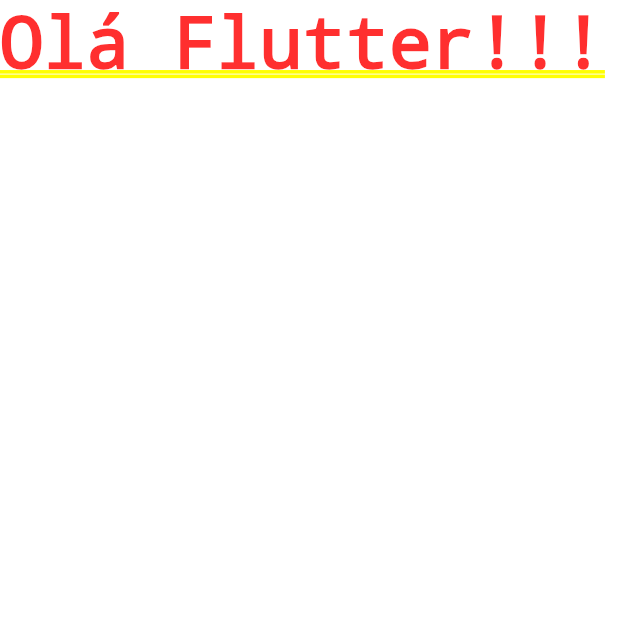
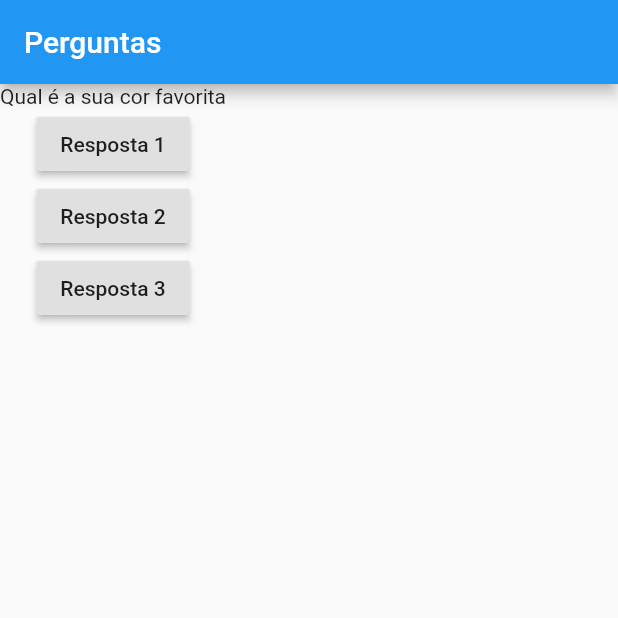
Before and after one commit to Hdlara/Projeto_perguntas, a Flutter app: the screen it shows after launch, on a phone screen of 412 x 824 dp, the top half of it. Run offline on Flutter 3.47's test engine with Material 2 defaults, Android fonts, the phone set to English and light mode, and no system bars.

```diff
--- a/lib/main.dart
+++ b/lib/main.dart
@@ -4,10 +4,52 @@ main() {
   runApp(new PerguntaApp());
 }
 
-class PerguntaApp extends StatelessWidget {
+class _PerguntaAppState extends State<PerguntaApp> {
+  var _perguntaSelecionada = 0;
+
+  void _responder() {
+    setState(() {
+      _perguntaSelecionada++;
+      print(_perguntaSelecionada);
+    });
+  }
+
+  @override
   Widget build(BuildContext context) {
+    final perguntas = [
+      'Qual é a sua cor favorita',
+      'Qual é o seu animal favorito',
+    ];
+
     return MaterialApp(
-      home: Text('Olá Flutter!!!'),
+      home: Scaffold(
+        appBar: AppBar(
+          title: Text('Perguntas'),
+        ),
+        body: Column(
+          children: [
+            Text(perguntas[_perguntaSelecionada]),
+            RaisedButton(
+              child: Text('Resposta 1'),
+              onPressed: _responder,
+            ),
+            RaisedButton(
+              child: Text('Resposta 2'),
+              onPressed: _responder,
+            ),
+            RaisedButton(
+              child: Text('Resposta 3'),
+              onPressed: _responder,
+            ),
+          ],
+        ),
+      ),
     );
   }
 }
+
+class PerguntaApp extends StatefulWidget {
+  _PerguntaAppState createState() {
+    return _PerguntaAppState();
+  }
+}
```
